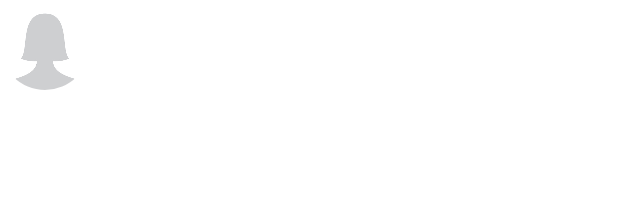
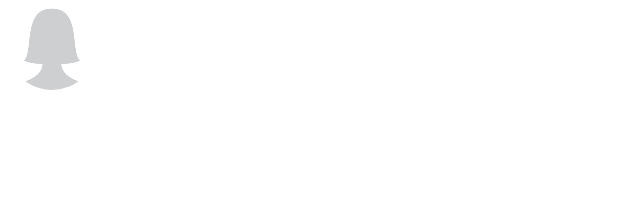
Before and after one commit to JDRoberts1/Safe-Travels, an Android app: the layout user_listview_item.xml on its own in the app's theme, with its tools: preview values and no code run, on a phone screen of 412 x 824 dp. Shown: the top 198 px of the screen. Run offline under Robolectric (Android 15) with nearby library versions, the phone set to English and light mode, and no system bars; Roboto replaces fonts that are not available here.

Commit message:
UI updates

```diff
--- a/app/src/main/java/com/fullsail/android/safetravels/UserFriendSearchActivity.java
+++ b/app/src/main/java/com/fullsail/android/safetravels/UserFriendSearchActivity.java
@@ -130,10 +130,10 @@ public class UserFriendSearchActivity extends AppCompatActivity {
                             u = new User(username, id, null);
                         }
                         users.add(u);
-                        adpt.notifyDataSetChanged();
                         Log.i(TAG, "Snapshot: " + users.size());
                     }
                 }
+                adpt.notifyDataSetChanged();
 
             }
         });
--- a/app/src/main/res/layout/activity_profile.xml
+++ b/app/src/main/res/layout/activity_profile.xml
@@ -17,8 +17,8 @@
 
         <de.hdodenhof.circleimageview.CircleImageView
             android:id="@+id/profile_img_main"
-            android:layout_width="wrap_content"
-            android:layout_height="wrap_content"
+            android:layout_width="match_parent"
+            android:layout_height="match_parent"
             android:contentDescription="@string/prompt_profile_image"
             android:src="@drawable/default_img"
             tools:ignore="ImageContrastCheck" />
--- a/app/src/main/res/layout/user_listview_item.xml
+++ b/app/src/main/res/layout/user_listview_item.xml
@@ -1,32 +1,30 @@
 <?xml version="1.0" encoding="utf-8"?>
-<androidx.constraintlayout.widget.ConstraintLayout xmlns:android="http://schemas.android.com/apk/res/android"
+<LinearLayout xmlns:android="http://schemas.android.com/apk/res/android"
     xmlns:app="http://schemas.android.com/apk/res-auto"
     xmlns:tools="http://schemas.android.com/tools"
     android:layout_width="match_parent"
     android:layout_height="match_parent">
 
-    <de.hdodenhof.circleimageview.CircleImageView
-        android:id="@+id/user_ListView_Img"
-        android:layout_width="60dp"
-        android:layout_height="60dp"
-        android:scaleType="centerCrop"
-        android:src="@drawable/default_img"
-        app:layout_constraintEnd_toStartOf="@+id/userName_LV_Label"
-        app:layout_constraintHorizontal_bias="0.0"
-        app:layout_constraintStart_toStartOf="parent"
-        app:layout_constraintTop_toTopOf="parent"
-        tools:ignore="ImageContrastCheck" />
+    <FrameLayout
+        android:layout_width="69dp"
+        android:layout_height="60dp">
+
+        <de.hdodenhof.circleimageview.CircleImageView
+            android:id="@+id/user_ListView_Img"
+            android:layout_width="match_parent"
+            android:layout_height="match_parent"
+            android:scaleType="centerCrop"
+            android:src="@drawable/default_img"
+            tools:ignore="ImageContrastCheck" />
+
+    </FrameLayout>
 
     <TextView
         android:id="@+id/userName_LV_Label"
-        app:layout_constraintEnd_toEndOf="parent"
-        app:layout_constraintTop_toTopOf="parent"
         android:layout_width="344dp"
         android:layout_height="60dp"
         android:gravity="center"
         android:textAlignment="center"
-        android:textColor="#546E7A"
-        tools:layout_editor_absoluteX="5dp"
-        tools:layout_editor_absoluteY="148dp" />
+        android:textColor="#546E7A" />
 
-</androidx.constraintlayout.widget.ConstraintLayout>
+</LinearLayout>
```
Also changed, not shown: app/src/main/res/layout/post_rcv_item.xml (+8 -6 lines).
